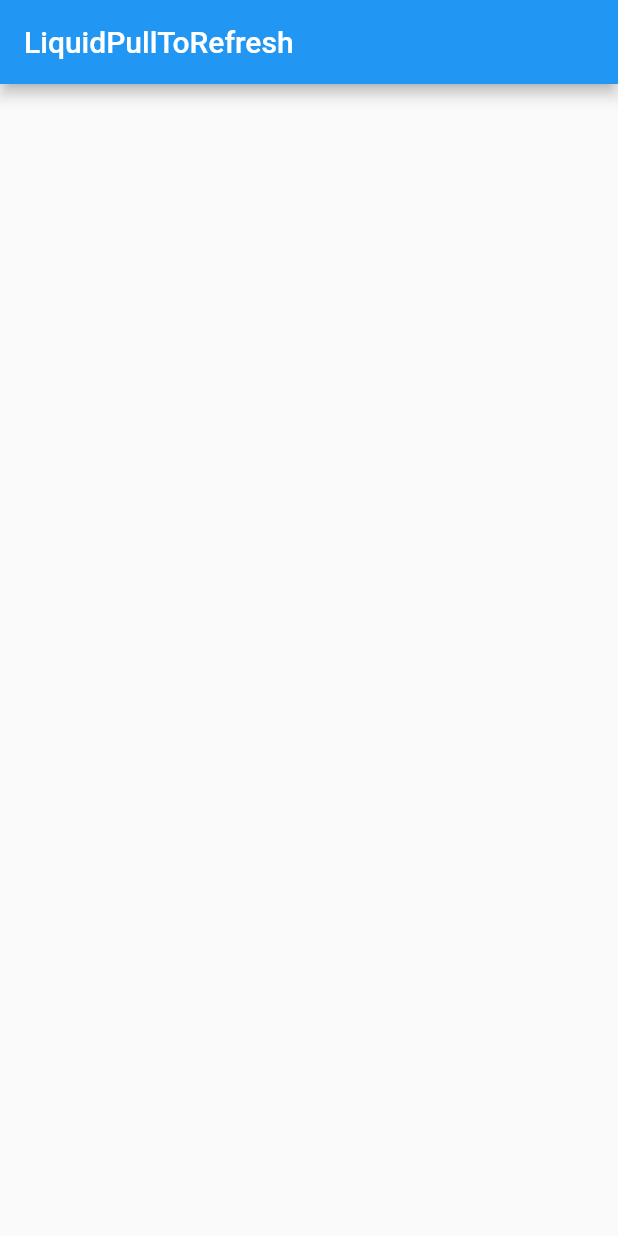
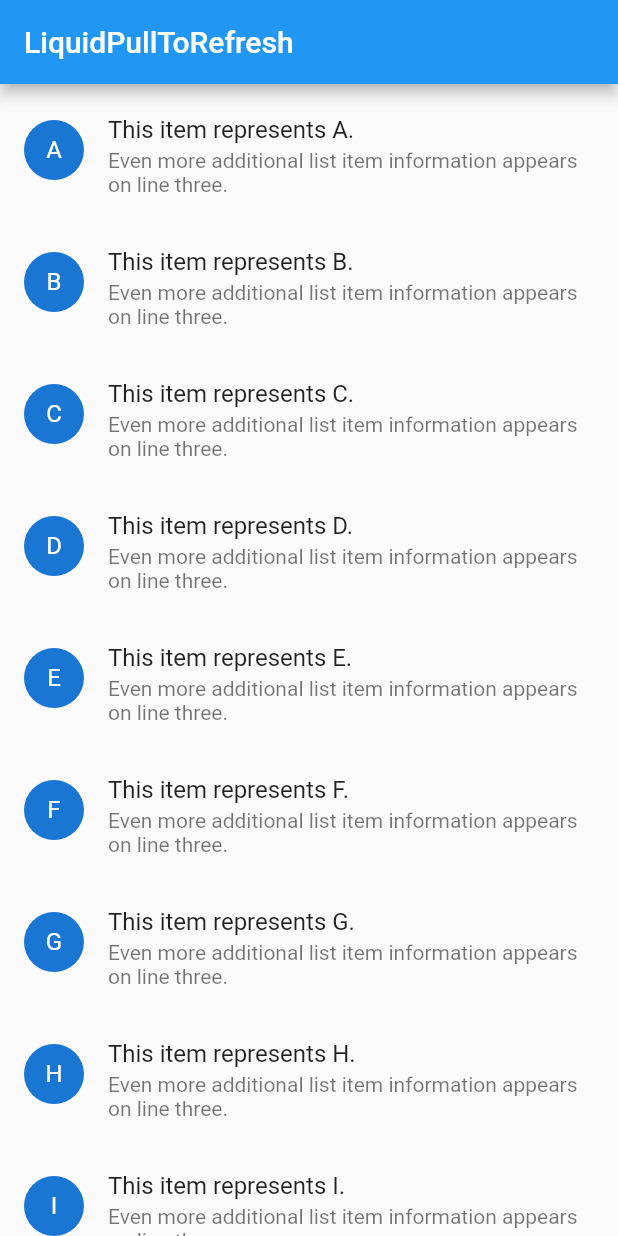
Before and after one commit to aagarwal1012/Liquid-Pull-To-Refresh, a Flutter app: the screen it shows after launch, on a phone screen of 412 x 824 dp. Run offline on Flutter 3.47's test engine with Material 2 defaults, Android fonts, the phone set to English and light mode, and no system bars.

Commit message:
example app updated

```diff
--- a/example/lib/main.dart
+++ b/example/lib/main.dart
@@ -1,3 +1,5 @@
+import 'dart:async';
+
 import 'package:flutter/material.dart';
 import 'package:liquid_pull_to_refresh/liquid_pull_to_refresh.dart';
 
@@ -27,6 +29,42 @@ class MyHomePage extends StatefulWidget {
 }
 
 class _MyHomePageState extends State<MyHomePage> {
+  final GlobalKey<ScaffoldState> _scaffoldKey = GlobalKey<ScaffoldState>();
+  final GlobalKey<RefreshIndicatorState> _refreshIndicatorKey =
+      GlobalKey<RefreshIndicatorState>();
+  static final List<String> _items = <String>[
+    'A',
+    'B',
+    'C',
+    'D',
+    'E',
+    'F',
+    'G',
+    'H',
+    'I',
+    'J',
+    'K',
+    'L',
+    'M',
+    'N'
+  ];
+
+  Future<void> _handleRefresh() {
+    final Completer<void> completer = Completer<void>();
+    Timer(const Duration(seconds: 3), () {
+      completer.complete();
+    });
+    return completer.future.then<void>((_) {
+      _scaffoldKey.currentState?.showSnackBar(SnackBar(
+          content: const Text('Refresh complete'),
+          action: SnackBarAction(
+              label: 'RETRY',
+              onPressed: () {
+                _refreshIndicatorKey.currentState.show();
+              })));
+    });
+  }
+
   @override
   Widget build(BuildContext context) {
     return Scaffold(
@@ -34,8 +72,22 @@ class _MyHomePageState extends State<MyHomePage> {
         title: Text(widget.title),
       ),
       body: LiquidPullToRefresh(
-        child: ListView(),
-        onRefresh: (){},
+        key: _refreshIndicatorKey,
+        onRefresh: _handleRefresh,
+        child: ListView.builder(
+          padding: kMaterialListPadding,
+          itemCount: _items.length,
+          itemBuilder: (BuildContext context, int index) {
+            final String item = _items[index];
+            return ListTile(
+              isThreeLine: true,
+              leading: CircleAvatar(child: Text(item)),
+              title: Text('This item represents $item.'),
+              subtitle: const Text(
+                  'Even more additional list item information appears on line three.'),
+            );
+          },
+        ),
       ),
     );
   }
--- a/lib/liquid_pull_to_refresh.dart
+++ b/lib/liquid_pull_to_refresh.dart
@@ -5,7 +5,33 @@ import 'package:flutter/material.dart';
 class LiquidPullToRefresh extends RefreshIndicator {
   const LiquidPullToRefresh({
     Key key,
-    Widget child,
-    RefreshCallback onRefresh,
-  }) : super(key: key, child: child, onRefresh: onRefresh);
+    @required Widget child,
+    double displacement = 40.0,
+    @required RefreshCallback onRefresh,
+    Color color,
+    Color backgroundColor,
+    ScrollNotificationPredicate notificationPredicate =
+        defaultScrollNotificationPredicate,
+    String semanticsLabel,
+    String semanticsValue,
+  }) : super(
+          key: key,
+          child: child,
+          displacement: displacement,
+          onRefresh: onRefresh,
+          color: color,
+          notificationPredicate: notificationPredicate,
+          semanticsLabel: semanticsLabel,
+          semanticsValue: semanticsValue,
+        );
+
+//  @override
+//  _LiquidPullToRefreshState createState() => _LiquidPullToRefreshState();
 }
+
+class _LiquidPullToRefreshState extends RefreshIndicatorState {
+  @override
+  Widget build(BuildContext context) {
+    return Container();
+  }
+}
```
